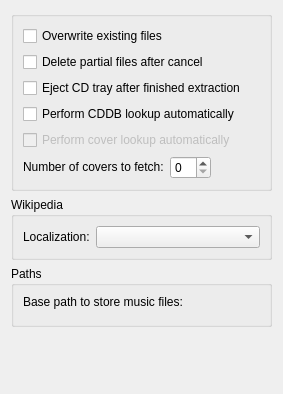
KDE/audex, file widgets/generalsettingswidgetUI.ui: the form before one commit.
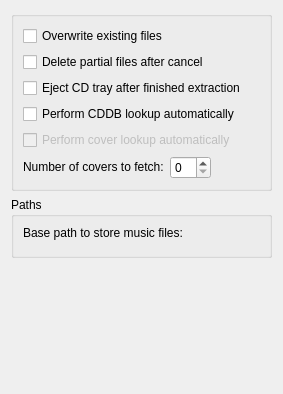
The form after the commit. Custom widgets are drawn as their Qt base class.

Commit message: Remove wikipedia link code

```diff
--- a/widgets/generalsettingswidgetUI.ui
+++ b/widgets/generalsettingswidgetUI.ui
@@ -11,6 +11,29 @@
    </rect>
   </property>
   <layout class="QGridLayout" name="gridLayout_4">
+   <item row="1" column="0">
+    <widget class="QGroupBox" name="groupBox_3">
+     <property name="title">
+      <string>Paths</string>
+     </property>
+     <layout class="QGridLayout" name="gridLayout_3">
+      <item row="0" column="0">
+       <layout class="QVBoxLayout">
+        <item>
+         <widget class="QLabel" name="label_basePath">
+          <property name="text">
+           <string>Base path to store music files:</string>
+          </property>
+         </widget>
+        </item>
+        <item>
+         <widget class="KUrlRequester" name="urlreq_basePath"/>
+        </item>
+       </layout>
+      </item>
+     </layout>
+    </widget>
+   </item>
    <item row="0" column="0">
     <widget class="QGroupBox" name="groupBox_4">
      <property name="title">
@@ -92,61 +115,6 @@
     </widget>
    </item>
    <item row="2" column="0">
-    <widget class="QGroupBox" name="groupBox_3">
-     <property name="title">
-      <string>Paths</string>
-     </property>
-     <layout class="QGridLayout" name="gridLayout_3">
-      <item row="0" column="0">
-       <layout class="QVBoxLayout">
-        <item>
-         <widget class="QLabel" name="label_basePath">
-          <property name="text">
-           <string>Base path to store music files:</string>
-          </property>
-         </widget>
-        </item>
-        <item>
-         <widget class="KUrlRequester" name="urlreq_basePath"/>
-        </item>
-       </layout>
-      </item>
-     </layout>
-    </widget>
-   </item>
-   <item row="1" column="0">
-    <widget class="QGroupBox" name="groupBox">
-     <property name="title">
-      <string>Wikipedia</string>
-     </property>
-     <layout class="QGridLayout" name="gridLayout">
-      <item row="0" column="0">
-       <widget class="QLabel" name="label_wikipediaLocale">
-        <property name="sizePolicy">
-         <sizepolicy hsizetype="Fixed" vsizetype="Preferred">
-          <horstretch>0</horstretch>
-          <verstretch>0</verstretch>
-         </sizepolicy>
-        </property>
-        <property name="text">
-         <string>Localization:</string>
-        </property>
-       </widget>
-      </item>
-      <item row="0" column="1">
-       <widget class="QComboBox" name="kcfg_wikipediaLocale">
-        <property name="sizePolicy">
-         <sizepolicy hsizetype="Preferred" vsizetype="Fixed">
-          <horstretch>0</horstretch>
-          <verstretch>0</verstretch>
-         </sizepolicy>
-        </property>
-       </widget>
-      </item>
-     </layout>
-    </widget>
-   </item>
-   <item row="3" column="0">
     <spacer name="verticalSpacer">
      <property name="orientation">
       <enum>Qt::Vertical</enum>
```
The commit also changes 3 other files.
